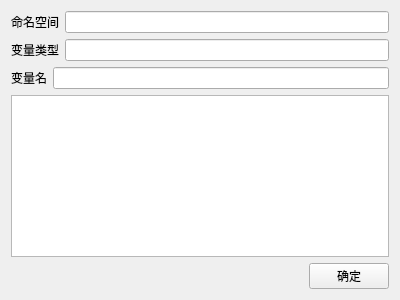
Above: tool/tool_set_get/MainWindow.ui from ngzHappy/bd3 before the change. Below: the same form after it.
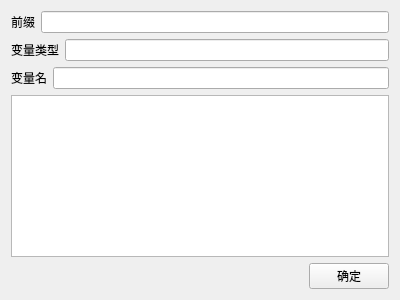
That is the form after the change.

Patch:
```diff
--- a/tool/tool_set_get/MainWindow.ui
+++ b/tool/tool_set_get/MainWindow.ui
@@ -20,7 +20,7 @@
       <item>
        <widget class="QLabel" name="label">
         <property name="text">
-         <string>命名空间</string>
+         <string>前缀</string>
         </property>
        </widget>
       </item>
```
